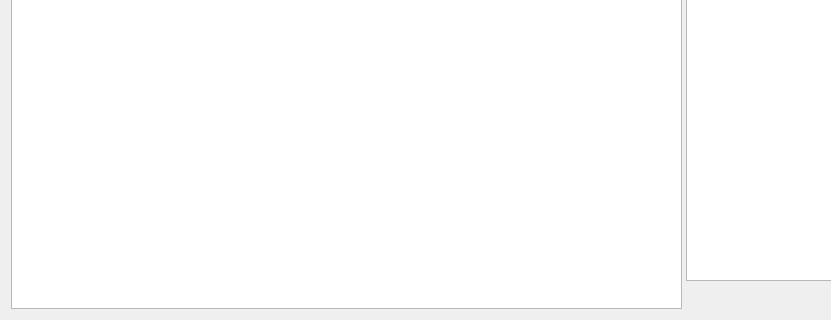
Before: the Qt Designer form editor/gui/scriptwidget.ui in ensisoft/detonator, drawn with Qt 5; both pictures show x 0 to 831 and y 356 to 676 of the 1030 by 676 pixel window.
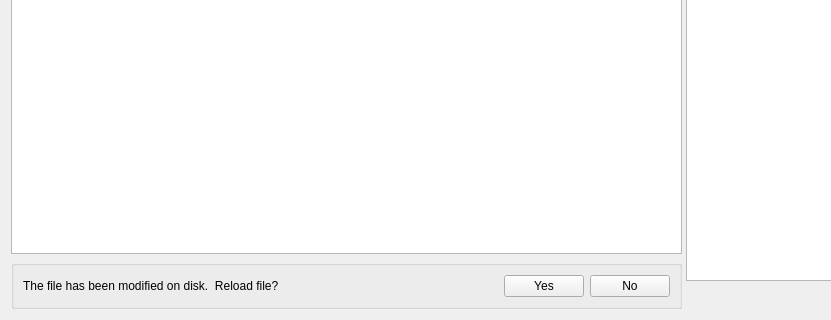
After: the same form once the commit is applied. Icons and pictures are not drawn. Custom widgets are drawn as their Qt base class.

Commit message:
Improve detecting external changes to a file in script widget
Improve detecting external changes to a file in script widget and
the related UX. Instead opening a message box (which enters a temp
message loop and can then subsequently stack and recurse) just
open (show) a widget with buttons for reloading or ignoring the
fact that the file has changed on disk.

What changed in the file:
```diff
--- a/editor/gui/scriptwidget.ui
+++ b/editor/gui/scriptwidget.ui
@@ -190,6 +190,49 @@
          </property>
         </widget>
        </item>
+       <item>
+        <widget class="QGroupBox" name="modified">
+         <property name="title">
+          <string/>
+         </property>
+         <layout class="QHBoxLayout" name="horizontalLayout_4">
+          <item>
+           <widget class="QLabel" name="label_3">
+            <property name="text">
+             <string>The file has been modified on disk.  Reload file?</string>
+            </property>
+           </widget>
+          </item>
+          <item>
+           <spacer name="horizontalSpacer_3">
+            <property name="orientation">
+             <enum>Qt::Horizontal</enum>
+            </property>
+            <property name="sizeHint" stdset="0">
+             <size>
+              <width>40</width>
+              <height>20</height>
+             </size>
+            </property>
+           </spacer>
+          </item>
+          <item>
+           <widget class="QPushButton" name="btnAcceptReload">
+            <property name="text">
+             <string>Yes</string>
+            </property>
+           </widget>
+          </item>
+          <item>
+           <widget class="QPushButton" name="btnRejectReload">
+            <property name="text">
+             <string>No</string>
+            </property>
+           </widget>
+          </item>
+         </layout>
+        </widget>
+       </item>
       </layout>
      </widget>
      <widget class="QSplitter" name="helpSplitter">
```
The commit also changes 2 other files.
